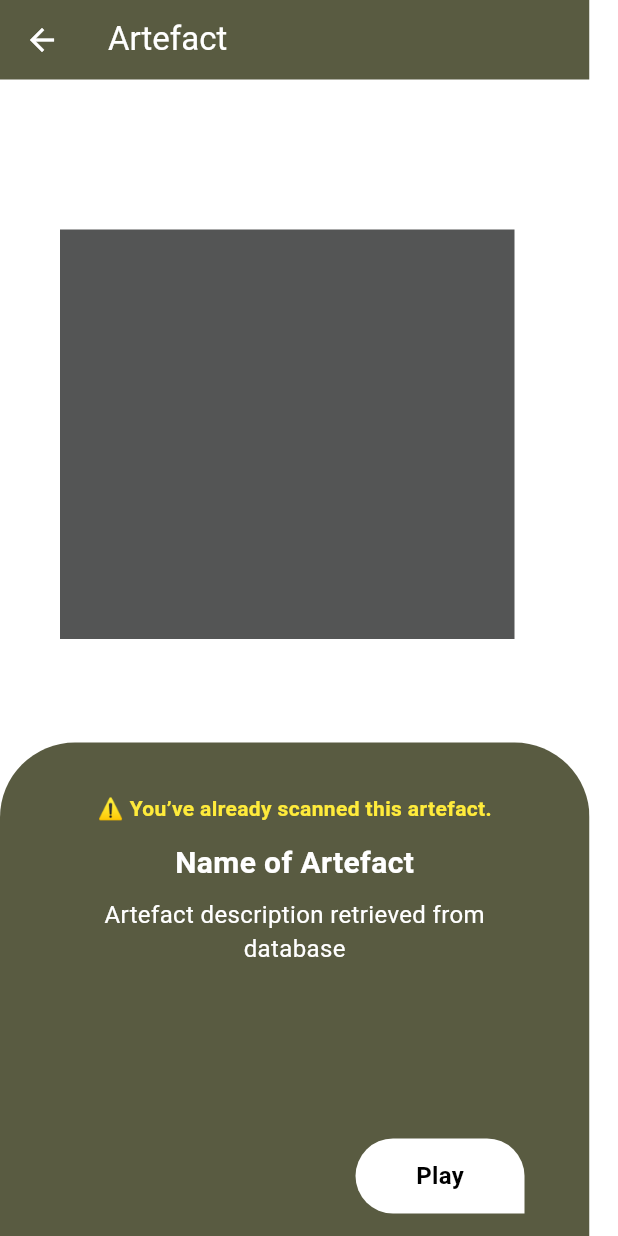
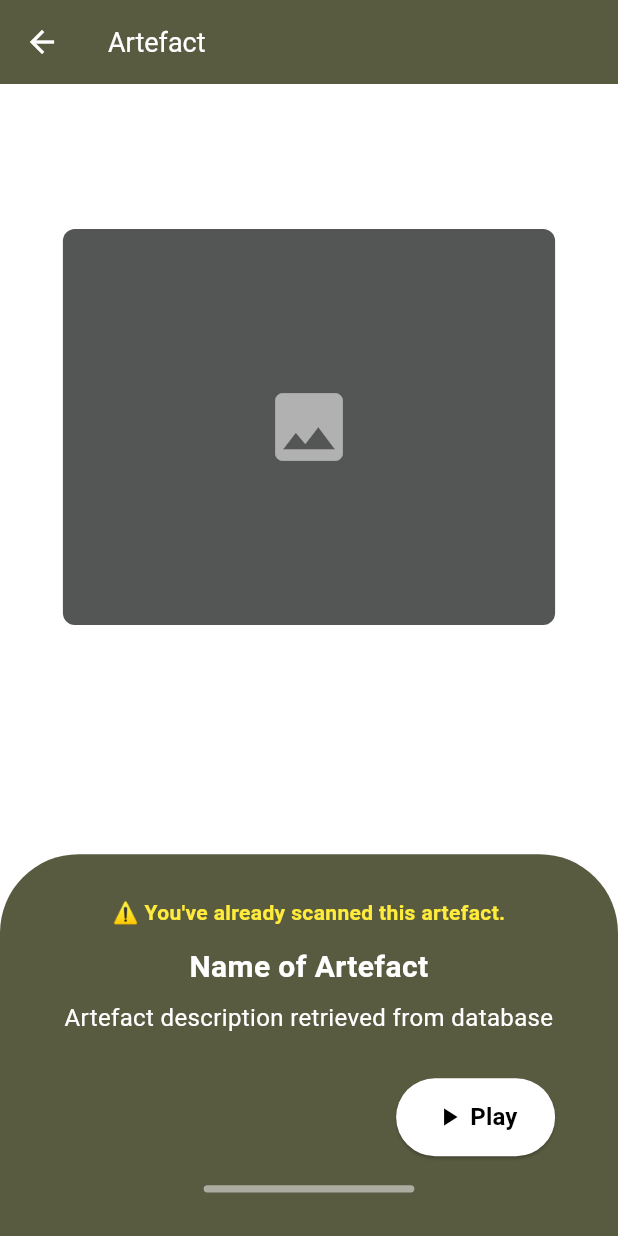
Before and after one commit to Damylb18/museumApp, a Flutter app: the ArtefactDetailScreen screen opened directly with empty values, on a phone screen of 412 x 824 dp. Run offline on Flutter 3.47's test engine with Material 3 defaults, Android fonts, the phone set to English and light mode, and no system bars; our stand-ins replace webview_flutter; missing offline and left inert: mobile_scanner, webview_flutter_wkwebview.

Commit message:
-made responsive - fixed warnings, withValue and superparameter issue

```diff
--- a/CMM-App/lib/screens/artefact_screen.dart
+++ b/CMM-App/lib/screens/artefact_screen.dart
@@ -1,5 +1,6 @@
 import 'package:flutter/material.dart';
 import '../models/medal_tracker.dart';
+import '../utils/responsive_utils.dart';
 
 class ArtefactDetailScreen extends StatelessWidget {
   final String artefactId;
@@ -8,14 +9,14 @@ class ArtefactDetailScreen extends StatelessWidget {
   const ArtefactDetailScreen({
     required this.artefactId,
     required this.isNew,
-    Key? key,
-  }) : super(key: key);
+    super.key,
+  });
 
   @override
   Widget build(BuildContext context) {
+    final resp = ResponsiveUtils.instance;
     final tracker = MedalTracker();
     final scannedCount = tracker.scannedCount;
-
 
     // Select a milestone message based on progress
     String? milestoneMessage;
@@ -34,7 +35,7 @@ class ArtefactDetailScreen extends StatelessWidget {
           milestoneMessage = '📜 Four artefacts found! One more for Silver Historian!';
           break;
         case 5:
-          milestoneMessage = '🥈 Silver Historian Unlocked! You’re doing great!';
+          milestoneMessage = '🥈 Silver Historian Unlocked! You\'re doing great!';
           break;
         case 6:
           milestoneMessage = 'Six down! Almost there for the Gold!';
@@ -54,160 +55,183 @@ class ArtefactDetailScreen extends StatelessWidget {
         ),
       ),
       child: Scaffold(
-        body: Column(
+        appBar: AppBar(
+          title: Text(
+            'Artefact',
+            style: TextStyle(fontSize: resp.fontSize(18)),
+          ),
+          leading: IconButton(
+            icon: Icon(
+              Icons.arrow_back,
+              size: resp.iconSize(24),
+            ),
+            onPressed: () => Navigator.pop(context),
+          ),
+        ),
+        body: SafeArea(
+          child: Column(
             children: [
-            Container(
-              width: 393,
-              height: 852,
-              clipBehavior: Clip.antiAlias,
-              decoration: const BoxDecoration(color: Colors.white),
-              child: Stack(
-                children: [
-                  Positioned(
-                    left: 0,
-                    top: 0,
+              // Top image section
+              Padding(
+                padding: EdgeInsets.only(
+                  top: resp.getVerticalSpacing(100),
+                  left: resp.getHorizontalSpacing(40),
+                  right: resp.getHorizontalSpacing(40),
+                ),
                 child: Container(
-                      height: 53,
-                      width: 393,
-                      child: AppBar(
-                        title: const Text('Artefact'),
-                        leading: IconButton(
-                          icon: const Icon(Icons.arrow_back),
-                          onPressed: () => Navigator.pop(context),
+                  width: double.infinity,
+                  height: resp.scaleHeight(273),
+                  decoration: const BoxDecoration(
+                    color: Color(0xFF545555),
+                    borderRadius: BorderRadius.all(Radius.circular(8)),
+                  ),
+                  child: const Center(
+                    child: Icon(
+                      Icons.image,
+                      color: Colors.white54,
+                      size: 60,
                     ),
                   ),
                 ),
               ),
 
-                  // Top image placeholder
-                  const Positioned(
-                    left: 40,
-                    top: 153,
-                    child: SizedBox(
-                      width: 303,
-                      height: 273,
-                      child: DecoratedBox(
-                        decoration: BoxDecoration(color: Color(0xFF545555)),
+              // Spacer to push curved section to bottom
+              const Spacer(),
+
+              // Bottom curved section with content
+              Container(
+                width: double.infinity,
+                decoration: BoxDecoration(
+                  color: const Color(0xFF595B41),
+                  borderRadius: BorderRadius.only(
+                    topLeft: Radius.circular(resp.scaleWidth(50)),
+                    topRight: Radius.circular(resp.scaleWidth(50)),
                   ),
                 ),
+                padding: EdgeInsets.symmetric(
+                  horizontal: resp.getHorizontalSpacing(40),
+                  vertical: resp.getVerticalSpacing(30),
                 ),
-
-                  // Bottom background curve
-                  const Positioned(
-                    left: 0,
-                    top: 495,
-                    child: SizedBox(
-                      width: 393,
-                      height: 357,
-                      child: DecoratedBox(
-                        decoration: BoxDecoration(
-                          color: Color(0xFF595B41),
-                          borderRadius: BorderRadius.only(
-                            topLeft: Radius.circular(50),
-                            topRight: Radius.circular(50),
-                          ),
-                        ),
-                      ),
-                    ),
-                  ),
-
-                  // Artefact Details and Messages
-                  Positioned(
-                    top: 529,
-                    left: 52,
-                    right: 52,
                 child: Column(
-                      crossAxisAlignment: CrossAxisAlignment.center,
+                  mainAxisSize: MainAxisSize.min,
                   children: [
+                    // Milestone message or warning
                     if (milestoneMessage != null)
                       Padding(
-                            padding: const EdgeInsets.only(bottom: 12.0),
+                        padding: EdgeInsets.only(
+                          bottom: resp.getVerticalSpacing(12),
+                        ),
                         child: Text(
                           milestoneMessage,
                           textAlign: TextAlign.center,
-                              style: const TextStyle(
+                          style: TextStyle(
                             color: Colors.white,
-                                fontSize: 16,
+                            fontSize: resp.fontSize(16),
                             fontWeight: FontWeight.bold,
                           ),
                         ),
                       ),
                     if (!isNew)
-                          const Padding(
-                            padding: EdgeInsets.only(bottom: 12.0),
+                      Padding(
+                        padding: EdgeInsets.only(
+                          bottom: resp.getVerticalSpacing(12),
+                        ),
                         child: Text(
-                              '⚠️ You’ve already scanned this artefact.',
+                          '⚠️ You\'ve already scanned this artefact.',
                           textAlign: TextAlign.center,
                           style: TextStyle(
                             color: Colors.yellow,
-                                fontSize: 14,
+                            fontSize: resp.fontSize(14),
                             fontWeight: FontWeight.w600,
                           ),
                         ),
                       ),
 
-                        // TODO: Replace with actual artefact name
-                        const Text(
+                    // Artefact name
+                    Text(
                       'Name of Artefact',
                       textAlign: TextAlign.center,
                       style: TextStyle(
                         color: Colors.white,
-                            fontSize: 20,
+                        fontSize: resp.fontSize(20),
                         fontWeight: FontWeight.w700,
                       ),
                     ),
 
-                        const SizedBox(height: 8),
+                    SizedBox(height: resp.getVerticalSpacing(8)),
 
-                        // TODO: Replace with actual artefact description
-                        const Text(
-                          'Artefact description retrieved from database\n',
+                    // Artefact description
+                    Text(
+                      'Artefact description retrieved from database',
                       textAlign: TextAlign.center,
                       style: TextStyle(
                         color: Colors.white,
-                            fontSize: 16,
+                        fontSize: resp.fontSize(16),
                         fontWeight: FontWeight.w400,
+                      ),
+                    ),
+
+                    SizedBox(height: resp.getVerticalSpacing(30)),
+
+                    // Play button and bottom content
+                    Row(
+                      mainAxisAlignment: MainAxisAlignment.end,
+                      children: [
+                        // Play button
+                        ElevatedButton(
+                          style: ElevatedButton.styleFrom(
+                            backgroundColor: Colors.white,
+                            foregroundColor: Colors.black,
+                            padding: EdgeInsets.symmetric(
+                              horizontal: resp.getHorizontalSpacing(24),
+                              vertical: resp.getVerticalSpacing(15),
+                            ),
+                            shape: RoundedRectangleBorder(
+                              borderRadius: resp.getBorderRadius(50),
+                            ),
+                          ),
+                          onPressed: () {
+                            // TODO: Implement play functionality
+                          },
+                          child: Row(
+                            mainAxisSize: MainAxisSize.min,
+                            children: [
+                              Icon(
+                                Icons.play_arrow,
+                                size: resp.iconSize(20),
+                              ),
+                              SizedBox(width: resp.getHorizontalSpacing(4)),
+                              Text(
+                                'Play',
+                                style: TextStyle(
+                                  fontSize: resp.fontSize(16),
+                                  fontWeight: FontWeight.w600,
                                 ),
                               ),
                             ],
                           ),
                         ),
+                      ],
+                    ),
 
-                  // Play button (non-functional)
-                  Positioned(
-                    left: 237,
-                    top: 759,
-                    child: Container(
-                      width: 112.68,
-                      height: 50,
-                      decoration: const BoxDecoration(
-                        color: Colors.white,
-                        borderRadius: BorderRadius.only(
-                          topLeft: Radius.circular(50),
-                          topRight: Radius.circular(50),
-                          bottomLeft: Radius.circular(50),
+                    SizedBox(height: resp.getVerticalSpacing(20)),
+
+                    // Bottom indicator
+                    Container(
+                      width: resp.scaleWidth(134),
+                      height: resp.scaleHeight(5),
+                      decoration: BoxDecoration(
+                        color: Colors.white.withValues(alpha: 0.5),
+                        borderRadius: BorderRadius.circular(resp.scaleWidth(100)),
                       ),
                     ),
-                      child: const Center(
-                        child: Text(
-                          'Play',
-                          style: TextStyle(
-                            color: Colors.black,
-                            fontSize: 16,
-                            fontWeight: FontWeight.w600,
-                          ),
-                        ),
-                      ),
-                    ),
-                  ),
-
-
                   ],
                 ),
               ),
             ],
           ),
         ),
+      ),
     );
   }
 }
--- a/CMM-App/lib/screens/home_page_two.dart
+++ b/CMM-App/lib/screens/home_page_two.dart
@@ -118,7 +118,7 @@ class HomePageTwo extends StatelessWidget {
                     radius: 7,
                     backgroundColor: Colors.red,
                     child: Text(
-                      '4',
+                      '9',
                       style: TextStyle(
                         fontSize: 10,
                         color: Colors.white,
```
Lines whose indentation alone changed are shown as unchanged.
